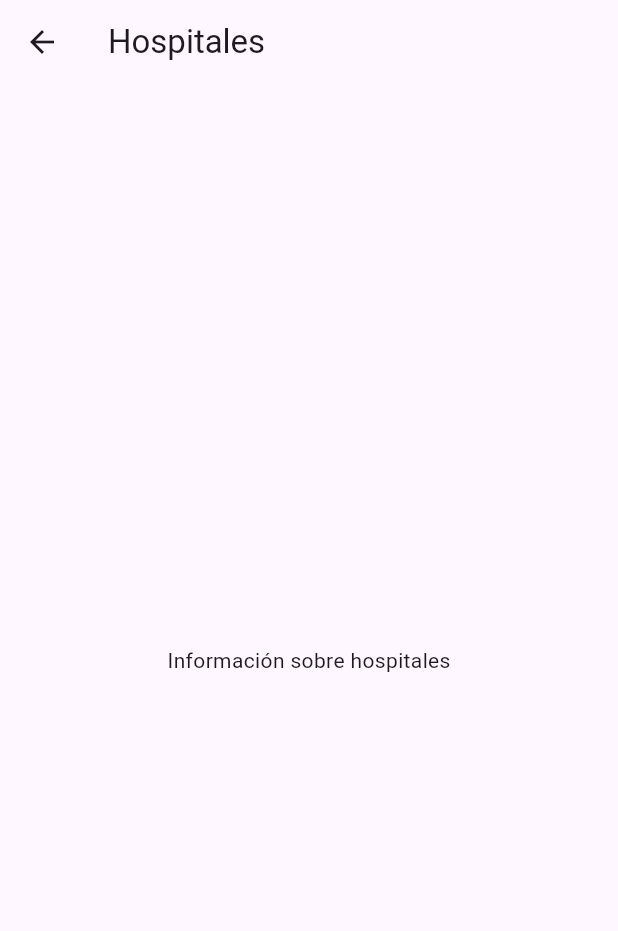
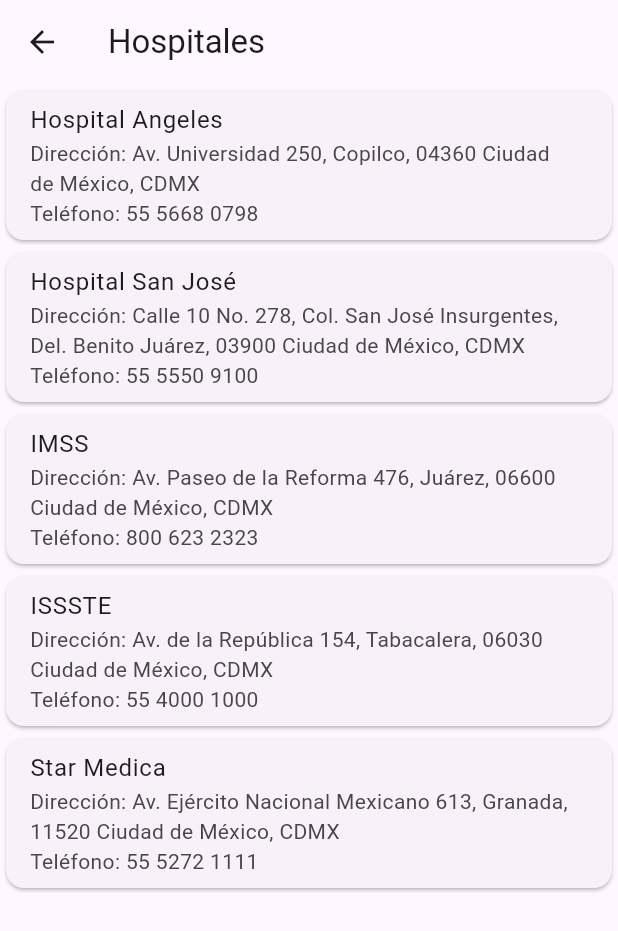
Before and after one commit to frojas298/control_prenatal, a Flutter app: the HospitalsPage screen opened by its route, on a phone screen of 412 x 824 dp. Shown: the top 931 px of the screen. Run offline on Flutter 3.47's test engine with Material 3 defaults, Android fonts, the light colour scheme and no system bars; our stand-ins replace carousel_slider, sqflite; accounts and stored records are empty.

Commit message:
bugs fixed

```diff
--- a/lib/hospitals_page.dart
+++ b/lib/hospitals_page.dart
@@ -5,13 +5,55 @@
 
   @override
   Widget build(BuildContext context) {
+    final List<Map<String, String>> hospitals = [
+      {
+        'name': 'Hospital Angeles',
+        'address': 'Av. Universidad 250, Copilco, 04360 Ciudad de México, CDMX',
+        'phone': '55 5668 0798',
+      },
+      {
+        'name': 'Hospital San José',
+        'address': 'Calle 10 No. 278, Col. San José Insurgentes, Del. Benito Juárez, 03900 Ciudad de México, CDMX',
+        'phone': '55 5550 9100',
+      },
+      {
+        'name': 'IMSS',
+        'address': 'Av. Paseo de la Reforma 476, Juárez, 06600 Ciudad de México, CDMX',
+        'phone': '800 623 2323',
+      },
+      {
+        'name': 'ISSSTE',
+        'address': 'Av. de la República 154, Tabacalera, 06030 Ciudad de México, CDMX',
+        'phone': '55 4000 1000',
+      },
+      {
+        'name': 'Star Medica',
+        'address': 'Av. Ejército Nacional Mexicano 613, Granada, 11520 Ciudad de México, CDMX',
+        'phone': '55 5272 1111',
+      },
+    ];
+
     return Scaffold(
       appBar: AppBar(
         title: const Text('Hospitales'),
-        // Eliminamos el leading para quitar la flecha de regreso
       ),
-      body: Center(
-        child: const Text('Información sobre hospitales'),
+      body: ListView.builder(
+        itemCount: hospitals.length,
+        itemBuilder: (context, index) {
+          final hospital = hospitals[index];
+          return Card(
+            child: ListTile(
+              title: Text(hospital['name']!),
+              subtitle: Column(
+                crossAxisAlignment: CrossAxisAlignment.start,
+                children: [
+                  Text('Dirección: ${hospital['address']}'),
+                  Text('Teléfono: ${hospital['phone']}'),
+                ],
+              ),
+            ),
+          );
+        },
       ),
     );
   }
```
